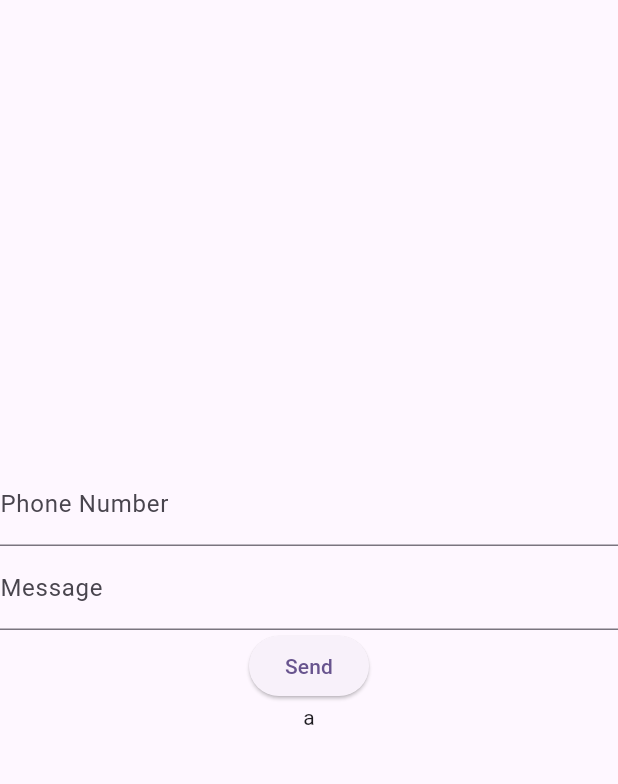
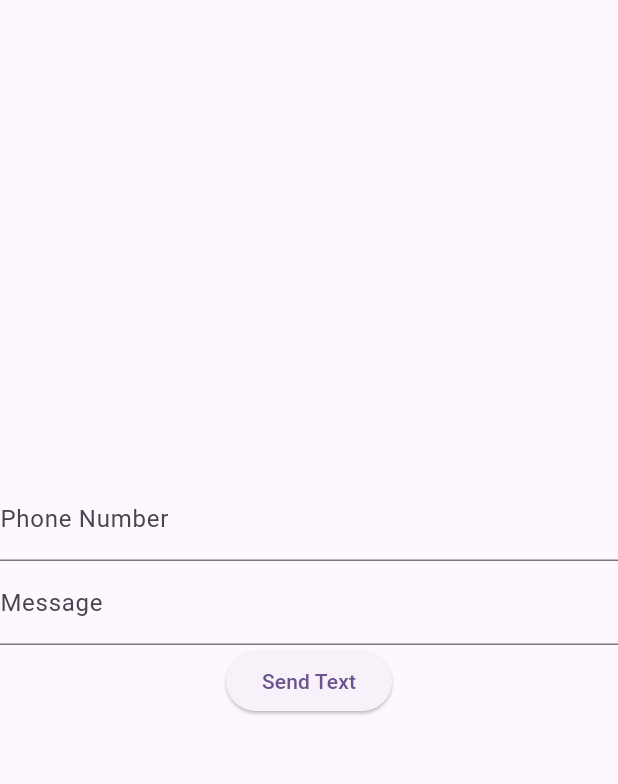
Before and after one commit to Sahagun/Flutter_SMS_Demo, a Flutter app: the screen it shows after launch, on a phone screen of 412 x 824 dp, the part 63-847 px from its top. Run offline on Flutter 3.47's test engine with Material 2 defaults, Android fonts, the phone set to English and light mode, and no system bars; missing offline and left inert: sms_advanced.

Commit message:
changed text in the submit button

```diff
--- a/lib/sms_form.dart
+++ b/lib/sms_form.dart
@@ -104,9 +104,7 @@ class _SMSFormState extends State<SMSForm>{
           ),
 
           // Submit Button
-          ElevatedButton(onPressed: onSubmitPressed, child: const Text('Send')),
-
-          const Text('a')
+          ElevatedButton(onPressed: onSubmitPressed, child: const Text('Send Text')),
 
         ],
       )
```
